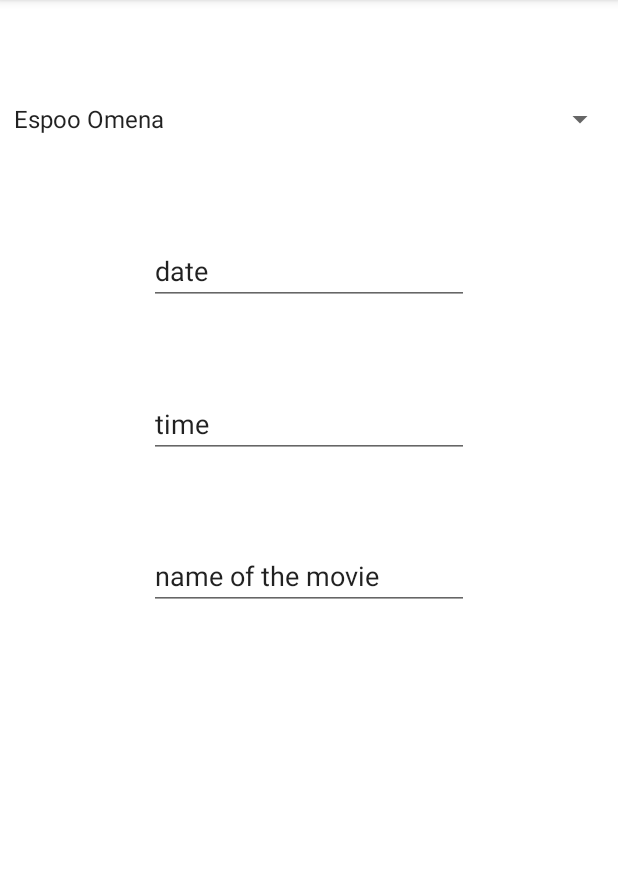
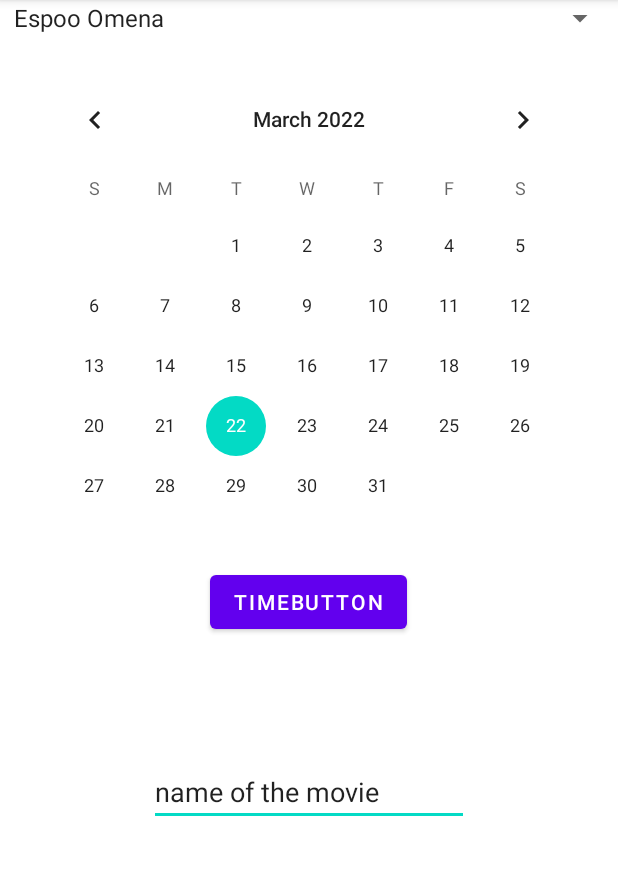
Before and after one commit to eevakoivu/android_vk9_1, an Android app: the screen it shows after launch (MainActivity), on a phone screen of 412 x 824 dp, the part 84-959 px from its top. Run offline under Robolectric (Android 15) with nearby library versions, the phone set to English and light mode, and no system bars; 1 statement that could not run was skipped.

Commit message:
Initial commit

```diff
--- a/app/src/main/java/com/example/vk9_1/MainActivity.java
+++ b/app/src/main/java/com/example/vk9_1/MainActivity.java
@@ -1,30 +1,71 @@
 package com.example.vk9_1;
 
+import androidx.annotation.NonNull;
 import androidx.appcompat.app.AppCompatActivity;
 
+import android.app.TimePickerDialog;
 import android.os.Bundle;
 import android.view.View;
 import android.widget.AdapterView;
 import android.widget.ArrayAdapter;
+import android.widget.Button;
+import android.widget.CalendarView;
+import android.widget.EditText;
+import android.widget.ListView;
+import android.widget.SearchView;
 import android.widget.Spinner;
+import android.widget.TimePicker;
+
+import java.util.Locale;
 
 public class MainActivity extends AppCompatActivity implements AdapterView.OnItemSelectedListener {
 
     Spinner theaters = null;
+    Button timebutton = null;
+    CalendarView calendarView = null;
+    EditText editText = null;
+    ListView listView = null;
+    int hour, minute;
+    int year, month, day;
     String[] theaterlist = {"Espoo Omena", "Espoo Sello", "Helsinki Itis", "Helsinki Kinopalatsi",
             "Helsinki Maxim", "Helsinki Tennispalatsi", "Vantaa Flamingo", "Jyväskylä Fantasia", "Kuopio Scala",
             "Lahti Kuvapalatsi", "Lappeenranta Strand", "Oulu Plaza", "Pori Promenadi", "Tampere Cine Atlas",
             "Tampere Plevna", "Turku Kinopalatsi"};
+    String[] movies = {"movie1", "movie2", "movie3"};
+
+    ArrayAdapter<String> adapter = null;
 
     @Override
     protected void onCreate(Bundle savedInstanceState) {
         super.onCreate(savedInstanceState);
         setContentView(R.layout.activity_main);
         theaters = (Spinner) findViewById(R.id.theaters);
+        timebutton = (Button) findViewById(R.id.timebutton);
+        calendarView = (CalendarView) findViewById(R.id.calendarView);
+        editText = (EditText) findViewById(R.id.editText);
+        listView = (ListView) findViewById(R.id.listView);
 
-        theaters.setOnItemSelectedListener(this);
+        spinner();
+        calendarView();
+        editText();
 
-        ArrayAdapter adapter = new ArrayAdapter(this, android.R.layout.simple_spinner_item, theaterlist);
+
+    }
+
+    public void spinner(){
+        theaters.setOnItemSelectedListener(new AdapterView.OnItemSelectedListener() {
+            @Override
+            public void onItemSelected(AdapterView<?> adapterView, View view, int i, long l) {
+
+            }
+
+            @Override
+            public void onNothingSelected(AdapterView<?> adapterView) {
+
+            }
+        });
+
+        adapter = new ArrayAdapter<String>(this, android.R.layout.simple_spinner_item, theaterlist);
 
         adapter.setDropDownViewResource(android.R.layout.simple_spinner_dropdown_item);
 
@@ -33,13 +74,56 @@ public class MainActivity extends AppCompatActivity implements AdapterView.OnIte
 
     }
 
-    @Override
-    public void onItemSelected(AdapterView<?> adapterView, View view, int i, long l) {
-
+    public void calendarView(){
+        calendarView.setOnDateChangeListener(new CalendarView.OnDateChangeListener() {
+            @Override
+            public void onSelectedDayChange(@NonNull CalendarView calendarView, int i, int i1, int i2) {
+                year=i;
+                month=i1+1;
+                day=i2;
+                //System.out.println(day+"."+month+"."+year);
+            }
+        });
     }
 
-    @Override
-    public void onNothingSelected(AdapterView<?> adapterView) {
+    public void timePicker(View v){
+        TimePickerDialog.OnTimeSetListener onTimeSetListener = new TimePickerDialog.OnTimeSetListener() {
+            @Override
+            public void onTimeSet(TimePicker timePicker, int i, int i1) {
+                hour = i;
+                minute = i1;
+                timebutton.setText(String.format(Locale.getDefault(), "%02d:%02d",hour,minute));
+            }
+        };
 
+        TimePickerDialog timePickerDialog = new TimePickerDialog(this, onTimeSetListener, hour, minute, true);
+        timePickerDialog.setTitle("Select Time");
+        timePickerDialog.show();
     }
+
+    //edittext
+    //nimi.setontextchangelastener(new NiMi.OntextchangeListener)
+    public void listView(){
+        adapter = new ArrayAdapter<String>(this, android.R.layout.simple_spinner_item, movies);
+        listView.setAdapter(adapter);
+    }
+
+
+    public void editText(){
+        editText.setOn
+        searchView.setOnQueryTextListener(new SearchView.OnQueryTextListener() {
+            @Override
+            public boolean onQueryTextSubmit(String s) {
+                adapter.getFilter().filter(s);
+                return false;
+            }
+
+            @Override
+            public boolean onQueryTextChange(String s) {
+                return false;
+            }
+        });
+    }
+
+
 }
--- a/app/src/main/res/layout/activity_main.xml
+++ b/app/src/main/res/layout/activity_main.xml
@@ -10,54 +10,50 @@
         android:id="@+id/theaters"
         android:layout_width="409dp"
         android:layout_height="wrap_content"
-        app:layout_constraintBottom_toTopOf="@+id/date"
         app:layout_constraintEnd_toEndOf="parent"
         app:layout_constraintStart_toStartOf="parent"
         app:layout_constraintTop_toTopOf="parent" />
 
-    <androidx.recyclerview.widget.RecyclerView
-        android:id="@+id/movies"
-        android:layout_width="397dp"
-        android:layout_height="272dp"
+    <CalendarView
+        android:id="@+id/calendarView"
+        android:layout_width="373dp"
+        android:layout_height="310dp"
+        app:layout_constraintBottom_toTopOf="@+id/timebutton"
+        app:layout_constraintEnd_toEndOf="parent"
+        app:layout_constraintStart_toStartOf="parent"
+        app:layout_constraintTop_toBottomOf="@+id/theaters" />
+
+    <Button
+        android:id="@+id/timebutton"
+        android:layout_width="wrap_content"
+        android:layout_height="wrap_content"
+        android:onClick="timePicker"
+        android:text="timebutton"
         app:layout_constraintBottom_toBottomOf="parent"
         app:layout_constraintEnd_toEndOf="parent"
+        app:layout_constraintHorizontal_bias="0.498"
         app:layout_constraintStart_toStartOf="parent"
-        app:layout_constraintTop_toBottomOf="@+id/moviename" />
+        app:layout_constraintTop_toTopOf="parent"
+        app:layout_constraintVertical_bias="0.524" />
+
+    <ListView
+        android:id="@+id/listView"
+        android:layout_width="409dp"
+        android:layout_height="138dp"
+        app:layout_constraintBottom_toBottomOf="parent"
+        app:layout_constraintEnd_toEndOf="parent"
+        app:layout_constraintStart_toStartOf="parent" />
 
     <EditText
-        android:id="@+id/date"
-        android:layout_width="wrap_content"
-        android:layout_height="wrap_content"
-        android:ems="10"
-        android:inputType="textPersonName"
-        android:text="date"
-        app:layout_constraintBottom_toTopOf="@+id/moviename"
-        app:layout_constraintEnd_toEndOf="parent"
-        app:layout_constraintStart_toStartOf="parent"
-        app:layout_constraintTop_toTopOf="parent" />
-
-    <EditText
-        android:id="@+id/time"
-        android:layout_width="wrap_content"
-        android:layout_height="wrap_content"
-        android:ems="10"
-        android:inputType="textPersonName"
-        android:text="time"
-        app:layout_constraintBottom_toTopOf="@+id/moviename"
-        app:layout_constraintEnd_toEndOf="parent"
-        app:layout_constraintStart_toStartOf="parent"
-        app:layout_constraintTop_toBottomOf="@+id/date" />
-
-    <EditText
-        android:id="@+id/moviename"
+        android:id="@+id/editText"
         android:layout_width="wrap_content"
         android:layout_height="wrap_content"
         android:ems="10"
         android:inputType="textPersonName"
         android:text="name of the movie"
-        app:layout_constraintBottom_toBottomOf="parent"
+        app:layout_constraintBottom_toTopOf="@+id/listView"
         app:layout_constraintEnd_toEndOf="parent"
         app:layout_constraintStart_toStartOf="parent"
-        app:layout_constraintTop_toTopOf="parent" />
+        app:layout_constraintTop_toBottomOf="@+id/timebutton" />
 
 </androidx.constraintlayout.widget.ConstraintLayout>
```
